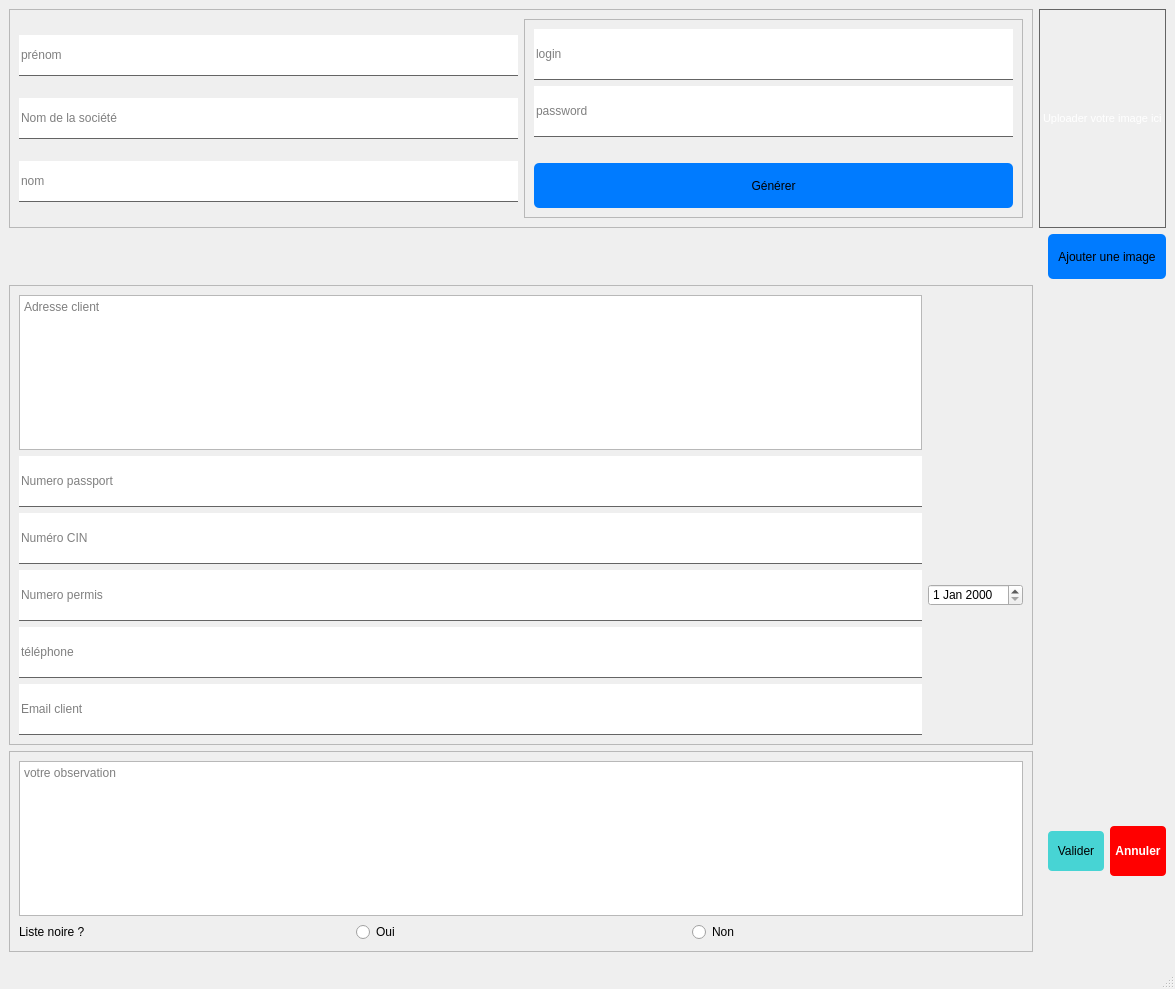
Above: editClient_ui.ui from walidhabbach/Car-Rental-Desktop-app before the change. Below: the same form after it.
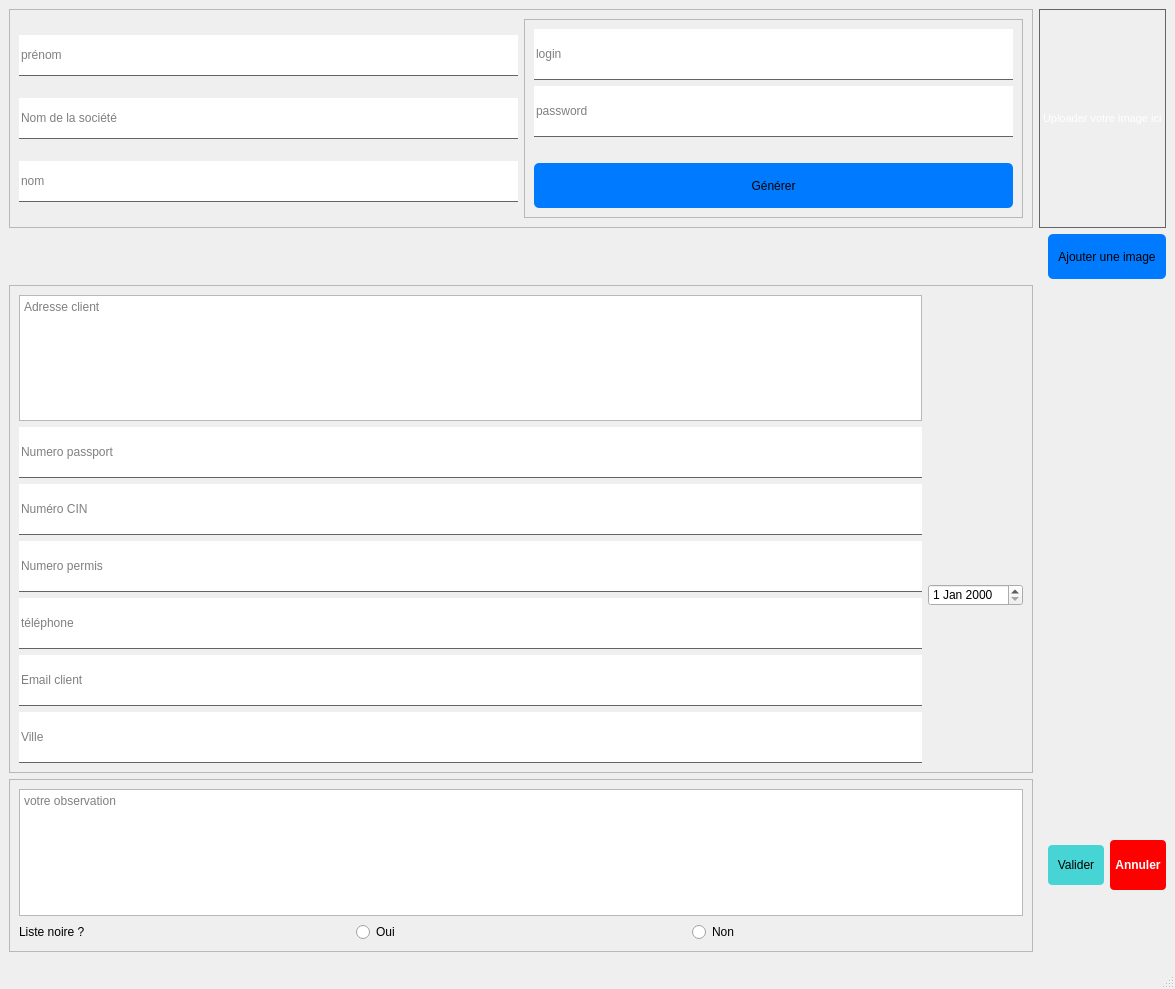
That is the form after the change.

```diff
--- a/editClient_ui.ui
+++ b/editClient_ui.ui
@@ -322,22 +322,6 @@
             </property>
            </widget>
           </item>
-          <item>
-           <widget class="QLineEdit" name="ville">
-            <property name="styleSheet">
-             <string notr="true">#lineEdit::placeholder {
-  color: gray;
-  font-style: italic;
-}</string>
-            </property>
-            <property name="text">
-             <string>Ville: </string>
-            </property>
-            <property name="placeholderText">
-             <string>Nom de la société</string>
-            </property>
-           </widget>
-          </item>
          </layout>
         </widget>
        </widget>
@@ -439,6 +423,18 @@
              </property>
             </widget>
            </item>
+           <item>
+            <widget class="QLineEdit" name="ville">
+             <property name="styleSheet">
+              <string notr="true">height: 50px;
+border: 0;
+border-bottom: 1px solid rgb(100,100,100)</string>
+             </property>
+             <property name="placeholderText">
+              <string>Ville </string>
+             </property>
+            </widget>
+           </item>
           </layout>
          </item>
         </layout>
```
